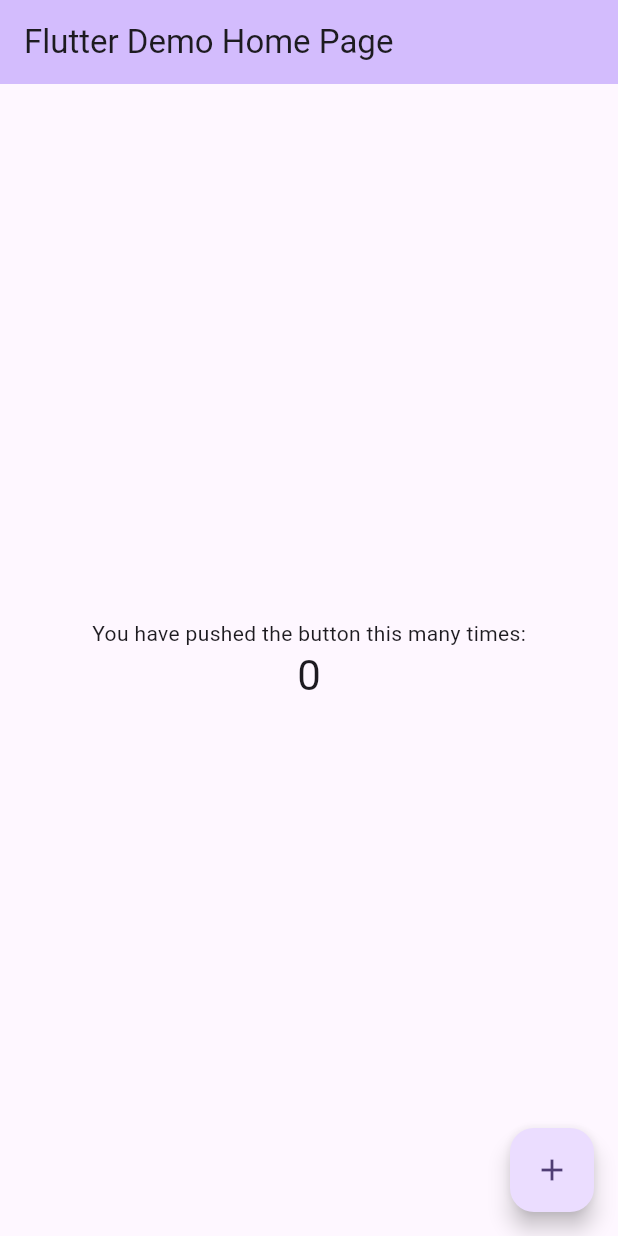
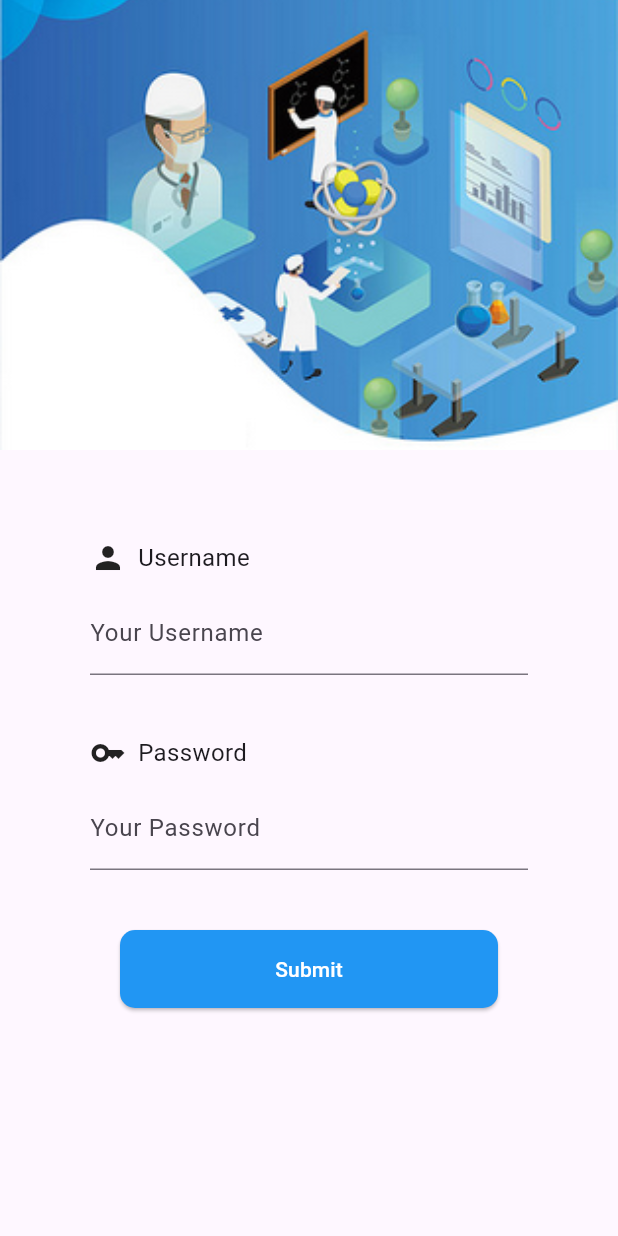
Before and after one commit to maulzzzaqi/test_mge_maulana_ade_fathurrozaqi, a Flutter app: the screen it shows after launch, on a phone screen of 412 x 824 dp. Run offline on Flutter 3.47's test engine with Material 3 defaults, Android fonts, the phone set to English and light mode, and no system bars.

Commit message:
login page ui

```diff
--- /dev/null
+++ b/lib/authentication/login_page.dart
@@ -0,0 +1,92 @@
+import 'package:flutter/material.dart';
+
+class LoginPage extends StatefulWidget {
+  const LoginPage({super.key});
+
+  @override
+  State<LoginPage> createState() => _LoginPageState();
+}
+
+class _LoginPageState extends State<LoginPage> {
+  @override
+  Widget build(BuildContext context) {
+    return Scaffold(
+      body: Column(
+        children: [
+          Container(
+            height: 300,
+            decoration: const BoxDecoration(
+              image: DecorationImage(
+                image: AssetImage('assets/img/login.png'),
+                fit: BoxFit.cover,
+              )
+            ),
+          ),
+          Padding(
+            padding: const EdgeInsets.all(60),
+            child: Column(
+              children: [
+                Column(
+                  children: [
+                    const Row(
+                      children: [
+                        Icon(Icons.person),
+                        SizedBox(width: 8),
+                        Text('Username', style: TextStyle(fontSize: 16),)
+                      ],
+                    ),
+                    const SizedBox(height: 10.0),
+                    TextFormField(
+                      decoration: const InputDecoration(
+                        labelText: 'Your Username',
+                        border: UnderlineInputBorder()
+                      ),
+                    ),
+                  ],
+                ),
+                const SizedBox(height: 40),
+                Column(
+                  children: [
+                    const Row(
+                      children: [
+                        Icon(Icons.key),
+                        SizedBox(width: 8),
+                        Text('Password', style: TextStyle(fontSize: 16),)
+                      ],
+                    ),
+                    const SizedBox(height: 10.0),
+                    TextFormField(
+                      obscureText: true,
+                      decoration: const InputDecoration(
+                        labelText: 'Your Password',
+                        border: UnderlineInputBorder()
+                      ),
+                    ),
+                  ],
+                ),
+                const SizedBox(height: 40),
+                Padding(
+                  padding: const EdgeInsets.symmetric(horizontal: 20.0),
+                  child: SizedBox(
+                    width: double.infinity,
+                    child: ElevatedButton(
+                      style: ElevatedButton.styleFrom(
+                        backgroundColor: Colors.blue,
+                        padding: const EdgeInsets.symmetric(vertical: 16),
+                        shape: const RoundedRectangleBorder(
+                          borderRadius: BorderRadius.all(Radius.circular(10)),
+                        ),
+                      ),
+                      onPressed: () {},
+                      child: const Text('Submit', style: TextStyle(color: Colors.white),),
+                    ),
+                  ),
+                ),
+              ],
+            ),
+          )
+        ],
+      ),
+    );
+  }
+}
--- a/lib/main.dart
+++ b/lib/main.dart
@@ -1,4 +1,5 @@
 import 'package:flutter/material.dart';
+import 'package:test_mge_maulana_ade_fathurrozaqi/authentication/login_page.dart';
 
 void main() {
   runApp(const MyApp());
@@ -13,113 +14,10 @@
     return MaterialApp(
       title: 'Flutter Demo',
       theme: ThemeData(
-        // This is the theme of your application.
-        //
-        // TRY THIS: Try running your application with "flutter run". You'll see
-        // the application has a purple toolbar. Then, without quitting the app,
-        // try changing the seedColor in the colorScheme below to Colors.green
-        // and then invoke "hot reload" (save your changes or press the "hot
-        // reload" button in a Flutter-supported IDE, or press "r" if you used
-        // the command line to start the app).
-        //
-        // Notice that the counter didn't reset back to zero; the application
-        // state is not lost during the reload. To reset the state, use hot
-        // restart instead.
-        //
-        // This works for code too, not just values: Most code changes can be
-        // tested with just a hot reload.
         colorScheme: ColorScheme.fromSeed(seedColor: Colors.deepPurple),
         useMaterial3: true,
       ),
-      home: const MyHomePage(title: 'Flutter Demo Home Page'),
+      home: const LoginPage()
     );
   }
 }
-
-class MyHomePage extends StatefulWidget {
-  const MyHomePage({super.key, required this.title});
-
-  // This widget is the home page of your application. It is stateful, meaning
-  // that it has a State object (defined below) that contains fields that affect
-  // how it looks.
-
-  // This class is the configuration for the state. It holds the values (in this
-  // case the title) provided by the parent (in this case the App widget) and
-  // used by the build method of the State. Fields in a Widget subclass are
-  // always marked "final".
-
-  final String title;
-
-  @override
-  State<MyHomePage> createState() => _MyHomePageState();
-}
-
-class _MyHomePageState extends State<MyHomePage> {
-  int _counter = 0;
-
-  void _incrementCounter() {
-    setState(() {
-      // This call to setState tells the Flutter framework that something has
-      // changed in this State, which causes it to rerun the build method below
-      // so that the display can reflect the updated values. If we changed
-      // _counter without calling setState(), then the build method would not be
-      // called again, and so nothing would appear to happen.
-      _counter++;
-    });
-  }
-
-  @override
-  Widget build(BuildContext context) {
-    // This method is rerun every time setState is called, for instance as done
-    // by the _incrementCounter method above.
-    //
-    // The Flutter framework has been optimized to make rerunning build methods
-    // fast, so that you can just rebuild anything that needs updating rather
-    // than having to individually change instances of widgets.
-    return Scaffold(
-      appBar: AppBar(
-        // TRY THIS: Try changing the color here to a specific color (to
-        // Colors.amber, perhaps?) and trigger a hot reload to see the AppBar
-        // change color while the other colors stay the same.
-        backgroundColor: Theme.of(context).colorScheme.inversePrimary,
-        // Here we take the value from the MyHomePage object that was created by
-        // the App.build method, and use it to set our appbar title.
-        title: Text(widget.title),
-      ),
-      body: Center(
-        // Center is a layout widget. It takes a single child and positions it
-        // in the middle of the parent.
-        child: Column(
-          // Column is also a layout widget. It takes a list of children and
-          // arranges them vertically. By default, it sizes itself to fit its
-          // children horizontally, and tries to be as tall as its parent.
-          //
-          // Column has various properties to control how it sizes itself and
-          // how it positions its children. Here we use mainAxisAlignment to
-          // center the children vertically; the main axis here is the vertical
-          // axis because Columns are vertical (the cross axis would be
-          // horizontal).
-          //
-          // TRY THIS: Invoke "debug painting" (choose the "Toggle Debug Paint"
-          // action in the IDE, or press "p" in the console), to see the
-          // wireframe for each widget.
-          mainAxisAlignment: MainAxisAlignment.center,
-          children: <Widget>[
-            const Text(
-              'You have pushed the button this many times:',
-            ),
-            Text(
-              '$_counter',
-              style: Theme.of(context).textTheme.headlineMedium,
-            ),
-          ],
-        ),
-      ),
-      floatingActionButton: FloatingActionButton(
-        onPressed: _incrementCounter,
-        tooltip: 'Increment',
-        child: const Icon(Icons.add),
-      ), // This trailing comma makes auto-formatting nicer for build methods.
-    );
-  }
-}
```
